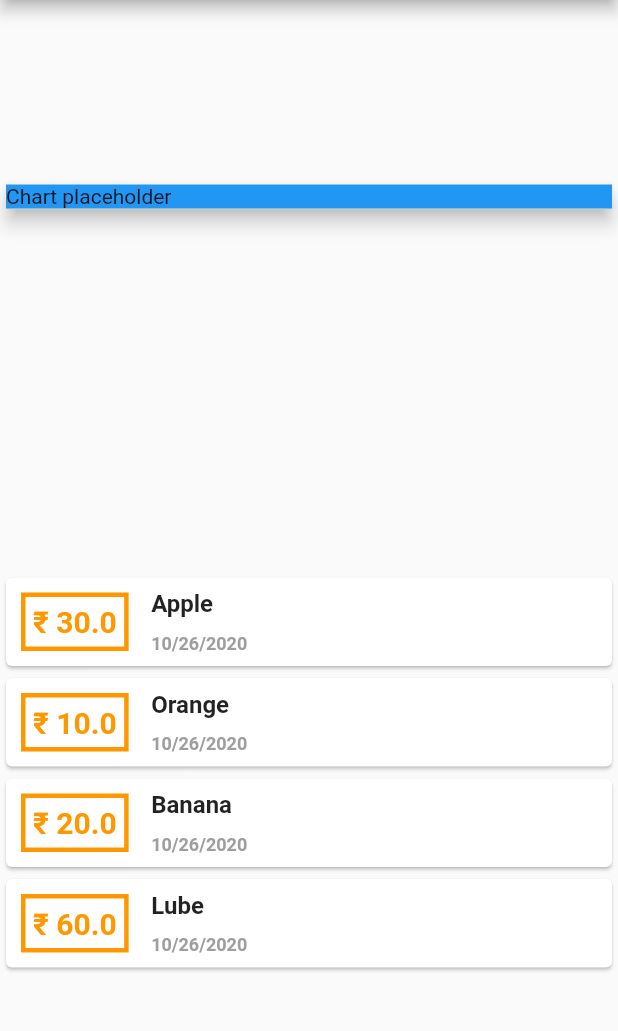
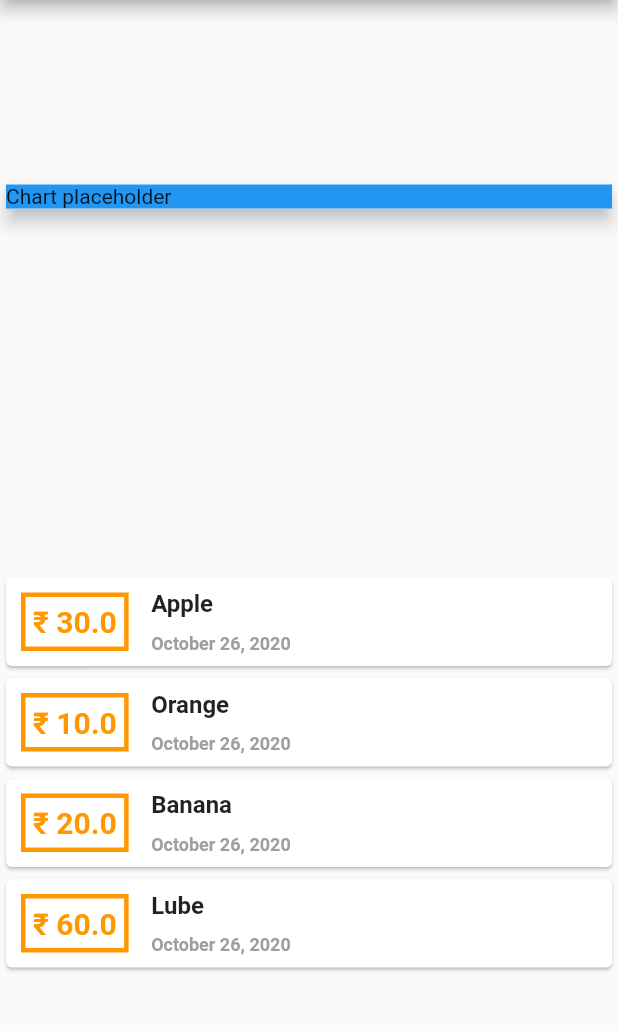
Before and after one commit to bunny3025/flutter, a Flutter app: the screen it shows after launch, on a phone screen of 412 x 824 dp, the part 84-1115 px from its top. Run offline on Flutter 3.47's test engine with Material 2 defaults, Android fonts, the phone set to English and light mode, and no system bars.

```diff
--- a/expense_monitor/lib/main.dart
+++ b/expense_monitor/lib/main.dart
@@ -108,7 +108,7 @@ class HomePage extends StatelessWidget {
                         Container(
                           padding: EdgeInsets.all(5),
                           child: Text(
-                            DateFormat.yMd().format(tx.date),
+                            DateFormat.yMMMMd().format(tx.date),
                             style: TextStyle(
                               fontWeight: FontWeight.bold,
                               fontSize: 12,
```
